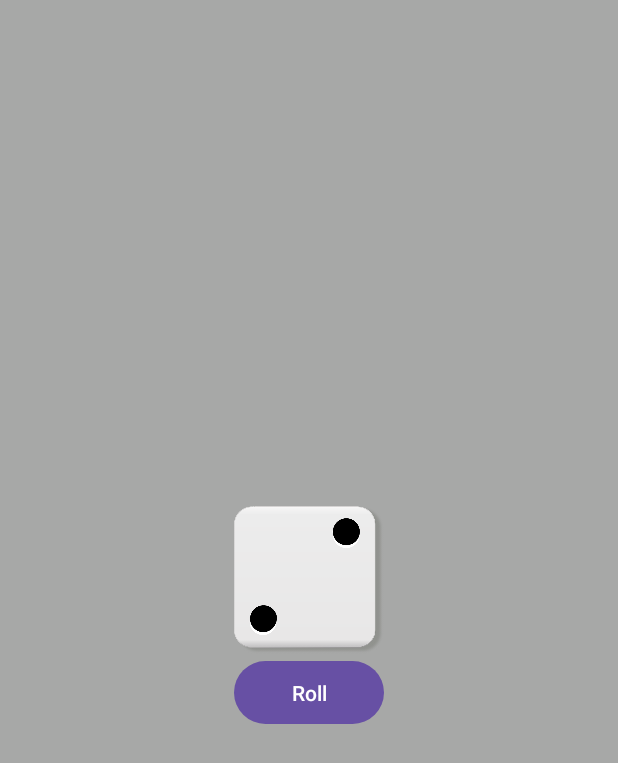
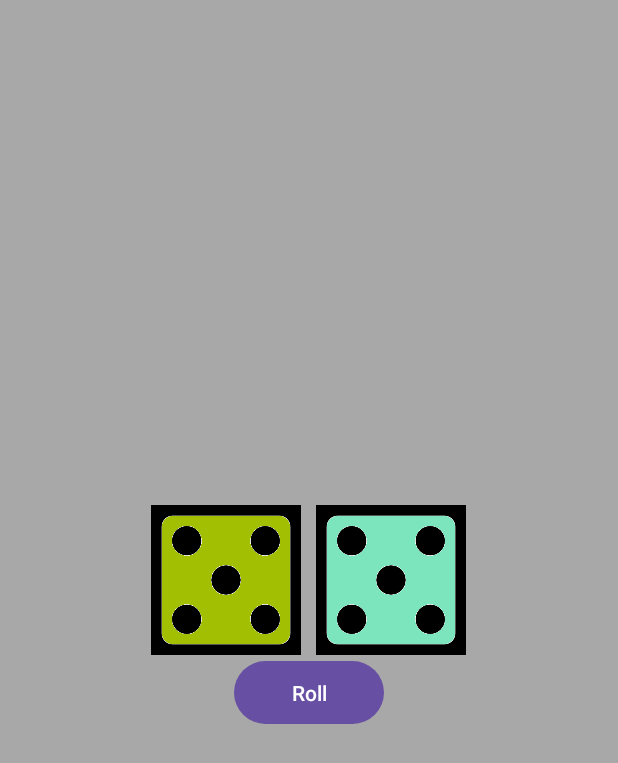
Before and after one commit to Morty-lab/Dice_roller, an Android app: the screen it shows after launch (MainActivity), after a tap on "Roll", on a phone screen of 412 x 824 dp. Shown: the top 763 px of the screen. Run offline under Robolectric (Android 15) with nearby library versions, the phone set to English and light mode, and no system bars.

Commit message:
added another dice and a random color generator

```diff
--- a/app/src/main/java/com/example/cabahugdiceroller/MainActivity.java
+++ b/app/src/main/java/com/example/cabahugdiceroller/MainActivity.java
@@ -2,6 +2,9 @@ package com.example.cabahugdiceroller;
 
 import androidx.appcompat.app.AppCompatActivity;
 
+import android.graphics.Bitmap;
+import android.graphics.BitmapFactory;
+import android.graphics.Color;
 import android.os.Bundle;
 import android.view.View;
 import android.view.animation.Animation;
@@ -14,42 +17,67 @@ import java.util.Random;
 public class MainActivity extends AppCompatActivity implements View.OnClickListener {
 
     Random random = new Random();
-    ImageView dice;
+    ImageView dice1,dice2;
 
     @Override
     protected void onCreate(Bundle savedInstanceState) {
         super.onCreate(savedInstanceState);
         setContentView(R.layout.activity_main);
-        dice = findViewById(R.id.dice_image);
+        dice1 = findViewById(R.id.dice_image1);
+        dice2 = findViewById(R.id.dice_image2);
         Button roll = findViewById(R.id.roll);
         roll.setOnClickListener(this);
     }
 
+    public Bitmap setImage(){
+        int i = random.nextInt(6)+1;
+        String drawable_name = String.format("dice_%d",i);
+        int imagedrawable = getResources().getIdentifier(drawable_name,"drawable",getPackageName());
+
+        Bitmap image = BitmapFactory.decodeResource(getResources(), imagedrawable);
+
+        Bitmap mutableImage = image.copy(Bitmap.Config.ARGB_8888, true);
+
+        int targetColor = Color.parseColor("#FFFFFF"); // Color you want to change
+
+        int red = random.nextInt(256); // 0-255
+        int green = random.nextInt(256); // 0-255
+        int blue = random.nextInt(256); // 0-255
+
+
+        int replacementColor = Color.argb(255, red, green, blue); // Color to replace with
+
+        for (int x = 0; x < mutableImage.getWidth(); x++) {
+            for (int y = 0; y < mutableImage.getHeight(); y++) {
+                int pixelColor = mutableImage.getPixel(x, y);
+
+                if (pixelColor == targetColor) {
+                    mutableImage.setPixel(x, y, replacementColor);
+                }
+            }
+        }
+
+        return mutableImage;
+    }
+
     @Override
     public void onClick(View view) {
-        int i = random.nextInt(5)+1;
         Animation animation = AnimationUtils.loadAnimation(this,R.anim.rotate);
-        dice.startAnimation(animation);
+        dice1.startAnimation(animation);
+        dice1.setImageBitmap(setImage());
+        dice2.startAnimation(animation);
+        dice2.setImageBitmap(setImage());
 
-        switch(i){
-            case 1:
-                dice.setImageResource(R.drawable.dice1);
-                break;
-            case 2:
-                dice.setImageResource(R.drawable.dice2);
-                break;
-            case 3:
-                dice.setImageResource(R.drawable.dice3);
-                break;
-            case 4:
-                dice.setImageResource(R.drawable.dice4);
-                break;
-            case 5:
-                dice.setImageResource(R.drawable.dice5);
-                break;
-            case 6:
-                dice.setImageResource(R.drawable.dice6);
-                break;
-        }
+
+
+
+
+
+
+
     }
+
+
+
+
 }
--- a/app/src/main/res/layout/activity_main.xml
+++ b/app/src/main/res/layout/activity_main.xml
@@ -8,18 +8,36 @@
     tools:context=".MainActivity"
     android:gravity="center">
 
-    <ImageView
-        android:id="@+id/dice_image"
-        android:layout_width="100dp"
+    <RelativeLayout
+        android:layout_width="210dp"
         android:layout_height="100dp"
-        android:src="@drawable/dice1" />
+        android:id="@+id/dice_div"
+        android:layout_centerInParent="true">
+        <ImageView
+            android:id="@+id/dice_image1"
+            android:layout_width="100dp"
+            android:layout_height="100dp"
+            android:src="@drawable/dice_1" />
+
+        <ImageView
+            android:id="@+id/dice_image2"
+            android:layout_toRightOf="@id/dice_image1"
+            android:layout_marginLeft="10dp"
+            android:layout_width="100dp"
+            android:layout_height="100dp"
+            android:src="@drawable/dice_1" />
+
+    </RelativeLayout>
+
+
 
     <Button
         android:id="@+id/roll"
         android:layout_width="100dp"
         android:layout_height="50dp"
         android:text="Roll"
-        android:layout_below="@id/dice_image"
+        android:layout_below="@id/dice_div"
+        android:layout_centerHorizontal="true"
         />
 
 
```
Also changed, not shown: app/src/main/res/drawable/dice2.png (deleted), app/src/main/res/drawable/dice3.png (deleted), app/src/main/res/drawable/dice4.png (deleted), app/src/main/res/drawable/dice5.png (deleted), app/src/main/res/drawable/dice6.png (deleted), app/src/main/res/drawable/dice_1.png (added), app/src/main/res/drawable/dice_2.png (added), app/src/main/res/drawable/dice_3.png (added), app/src/main/res/drawable/dice_4.png (added), app/src/main/res/drawable/dice_5.png (added), app/src/main/res/drawable/dice_6.png (added).
